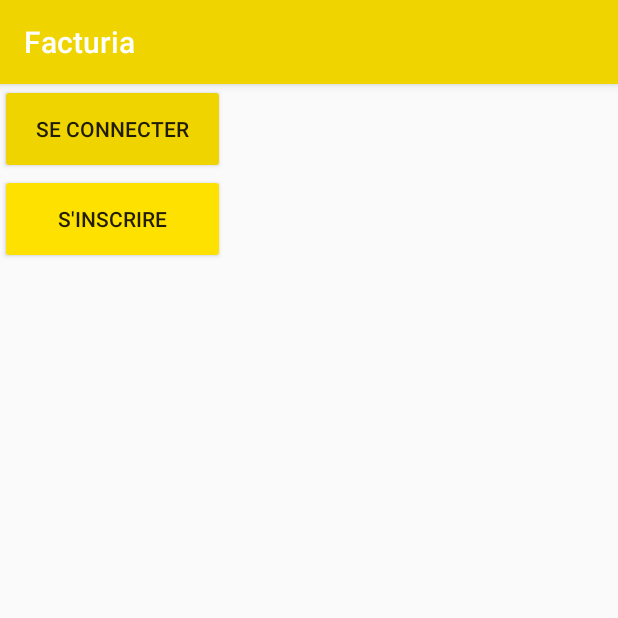
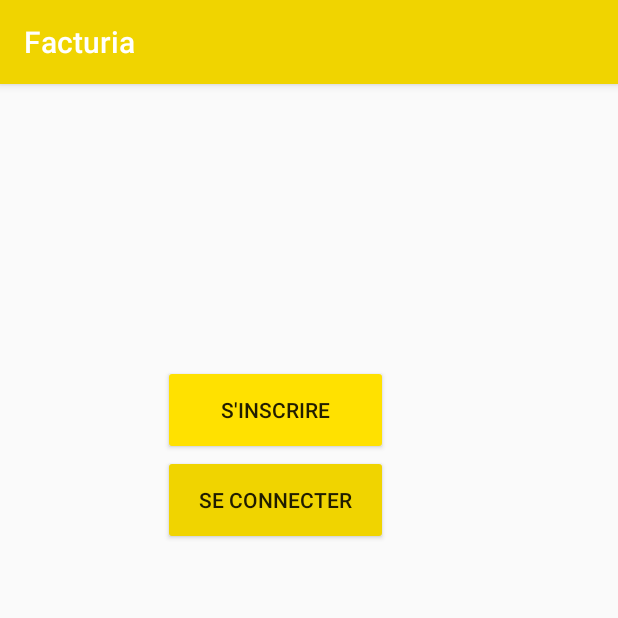
Before and after one commit to yacinbenhamida/Facturia, an Android app: the screen it shows after launch (Facturia), on a phone screen of 412 x 824 dp, the top half of it. Run offline under Robolectric (Android 15) with nearby library versions, the phone set to English and light mode, and no system bars.

Commit message:
ouvoouwvwewvwe onyetnwevwewve umbegumbwem ossas ouvoouwvwewvwe onyetnwevwewve umbegumbwem ossas ouvoouwvwewvwe onyetnwevwewve umbegumbwem ossas

```diff
--- a/app/src/main/res/layout/activity_facturia.xml
+++ b/app/src/main/res/layout/activity_facturia.xml
@@ -1,5 +1,6 @@
 <?xml version="1.0" encoding="utf-8"?>
-<android.support.constraint.ConstraintLayout xmlns:android="http://schemas.android.com/apk/res/android"
+<android.support.constraint.ConstraintLayout
+    xmlns:android="http://schemas.android.com/apk/res/android"
     xmlns:app="http://schemas.android.com/apk/res-auto"
     xmlns:tools="http://schemas.android.com/tools"
     android:layout_width="match_parent"
@@ -7,21 +8,27 @@
     tools:context="application.facturia.Facturia">
 
     <LinearLayout
-        android:layout_width="wrap_content"
-        android:layout_height="wrap_content"
-        android:orientation="vertical">
-        <Button android:id="@+id/button"
+         android:layout_width="368dp"
+        android:layout_height="495dp"
+        android:orientation="vertical"
+        android:gravity="center"
+        >
+        <Button
+            android:id="@+id/btnConnect"
+            android:layout_width="150dp"
+            android:layout_height="60dp"
+            android:backgroundTint="@color/colorPrimaryDark"
+            android:text="S'INSCRIRE"
+            tools:layout_editor_absoluteX="108dp"
+            tools:layout_editor_absoluteY="225dp" />
+
+        <Button
+            android:id="@+id/btnInscrit"
             android:layout_width="150dp"
             android:layout_height="60dp"
             android:backgroundTint="@color/colorPrimary"
-            android:text="SE CONNECTER" />
-
-        <Button android:id="@+id/button2"
-            android:layout_width="150dp"
-            android:layout_height="60dp"
-            android:backgroundTint="@color/colorPrimaryDark"
-            android:text="S'INSCRIRE" />
+            android:text="SE CONNECTER"
+            tools:layout_editor_absoluteX="108dp"
+            tools:layout_editor_absoluteY="159dp" />
     </LinearLayout>
-
-
 </android.support.constraint.ConstraintLayout>
```
